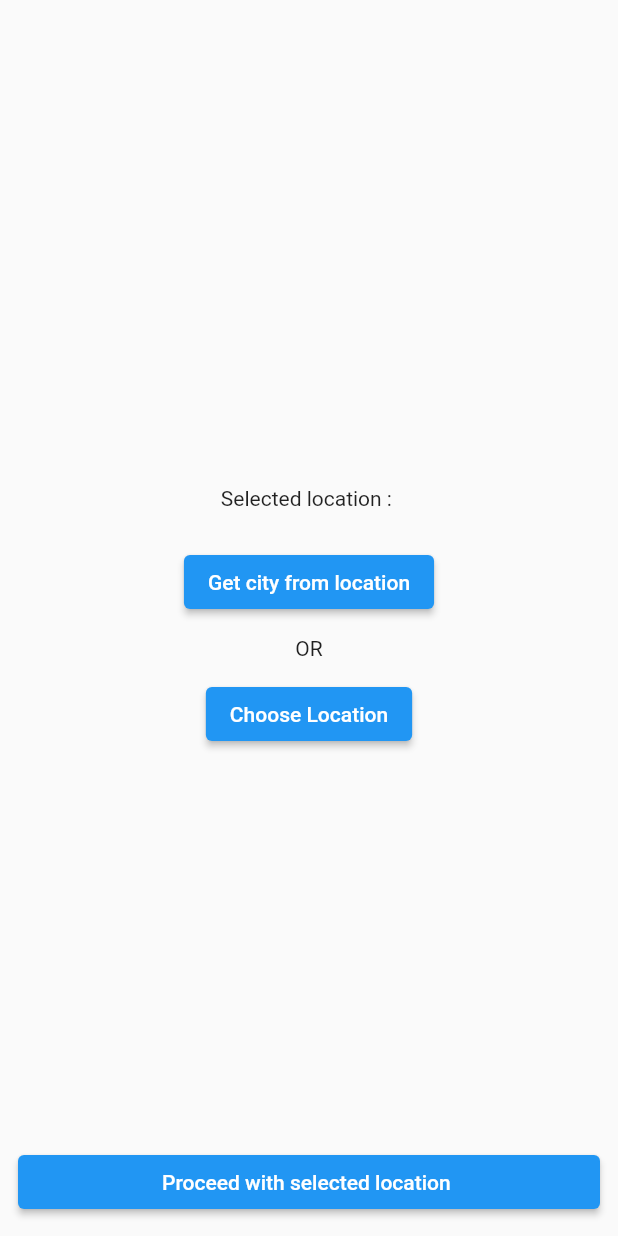
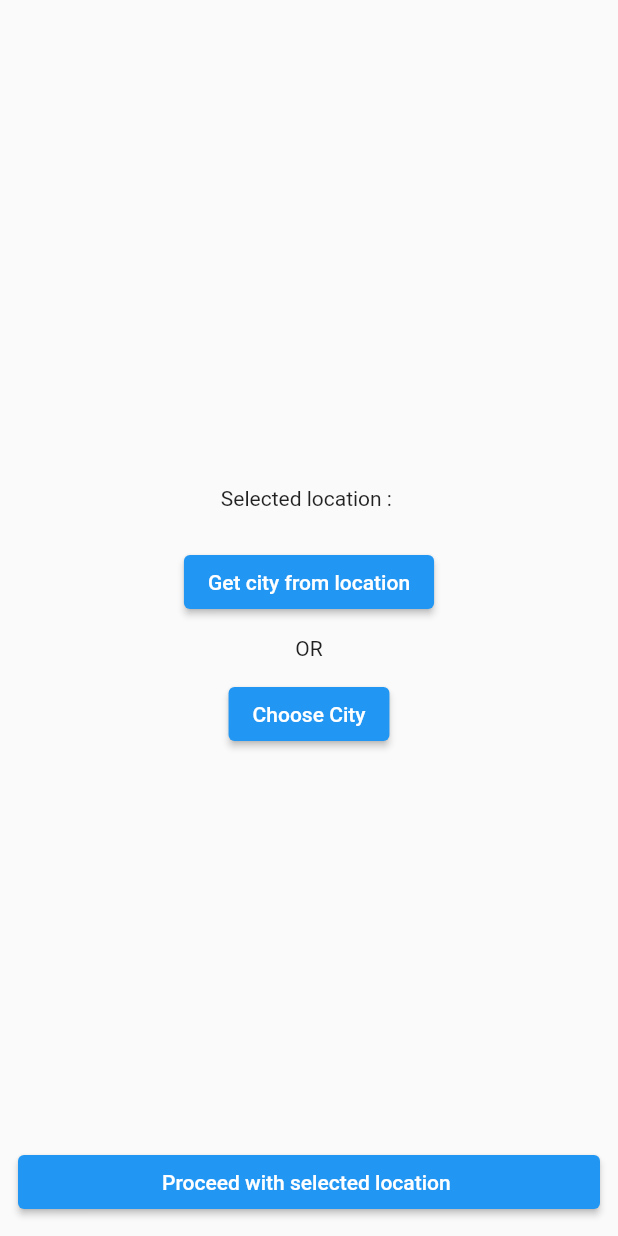
Before and after one commit to SaurabhS120/weather, a Flutter app: the screen it shows after launch, on a phone screen of 412 x 824 dp. Run offline on Flutter 3.47's test engine with Material 2 defaults, Android fonts, the light colour scheme and no system bars; our stand-ins replace dio, geocoding, geolocator, get; missing offline and left inert: country_state_city_picker; generated files the repository leaves out were written again.

Commit message:
Choose city button click

```diff
--- a/lib/presentation/location_screen.dart
+++ b/lib/presentation/location_screen.dart
@@ -1,3 +1,4 @@
+import 'package:country_state_city_picker/country_state_city_picker.dart';
 import 'package:flutter/material.dart';
 import 'package:get/get.dart';
 import 'package:weather/domain/entity/location_entity.dart';
@@ -10,6 +11,7 @@
   late RxBool fetching_location;
   RxString city = ''.obs;
   Rx<LocationEntity?> location = Rx<LocationEntity?>(null);
+  RxBool _choosing_loc = false.obs;
 
   LocationScreen() {
     fetching_location = geoLocationController.checkLoading();
@@ -49,9 +51,9 @@
                 ),
                 ElevatedButton(
                     onPressed: () {
-                      //TODO Choose location code
+                      _choosing_loc.value = true;
                     },
-                    child: Text('Choose Location'))
+                    child: Text('Choose City'))
               ],
             ),
           ),
@@ -62,7 +64,6 @@
               width: double.maxFinite,
               child: ElevatedButton(
                 onPressed: () {
-                  //Todo Proceed with selected loc click
                   if (location.value == null) {
                     Get.snackbar(
                         "Location error", "Please select location to proceed");
@@ -76,7 +77,7 @@
             ),
           ),
           Obx(
-            () {
+                () {
               return Visibility(
                   visible: fetching_location.isTrue,
                   child: SizedBox(
@@ -95,6 +96,21 @@
                   ));
             },
           ),
+          Obx(
+            () => Visibility(
+                visible: _choosing_loc.isTrue,
+                child: Container(
+                  color: Colors.white,
+                  child: SelectState(
+                    onCityChanged: (value) {
+                      this.city.value = value;
+                      _choosing_loc.value = false;
+                    },
+                    onCountryChanged: (value) {},
+                    onStateChanged: (value) {},
+                  ),
+                )),
+          ),
         ],
       ),
     );
--- a/pubspec.yaml
+++ b/pubspec.yaml
@@ -44,6 +44,7 @@
   json_serializable: ^6.5.4
   build_runner: ^2.3.2
   rxdart: ^0.27.5
+  country_state_city_picker: ^1.2.8
 
 dev_dependencies:
   flutter_test:
```
Also changed, not shown: pubspec.lock.
